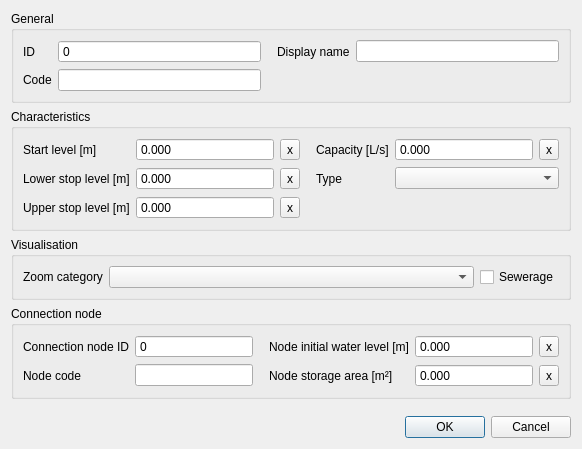
First picture: the form in threedi_schematisation_editor/forms/ui/pumpstation.ui, repository nens/threedi-schematisation-editor, before the edit.
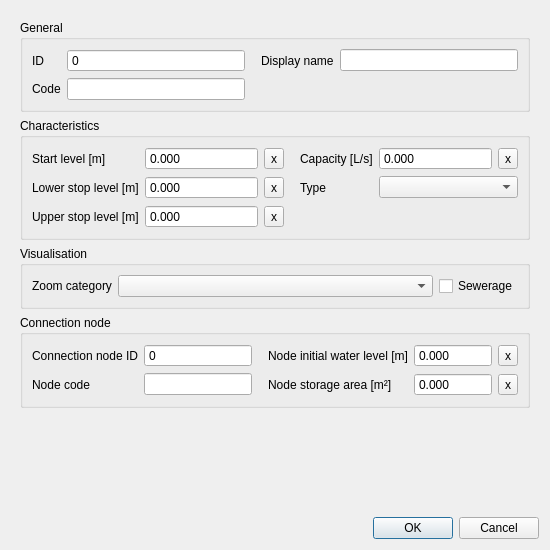
Second picture: the form after the edit.

What changed in the file:
```diff
--- a/threedi_schematisation_editor/forms/ui/pumpstation.ui
+++ b/threedi_schematisation_editor/forms/ui/pumpstation.ui
@@ -6,67 +6,34 @@
    <rect>
     <x>0</x>
     <y>0</y>
-    <width>582</width>
-    <height>449</height>
+    <width>550</width>
+    <height>550</height>
    </rect>
   </property>
   <property name="windowTitle">
    <string>Pumpstation without end node</string>
   </property>
   <layout class="QGridLayout" name="gridLayout">
-   <item row="2" column="0">
-    <widget class="QGroupBox" name="grp_visualisation">
-     <property name="enabled">
-      <bool>true</bool>
-     </property>
-     <property name="locale">
-      <locale language="English" country="UnitedStates"/>
-     </property>
-     <property name="title">
-      <string>Visualisation</string>
-     </property>
-     <layout class="QGridLayout" name="gridLayout_5">
-      <item row="0" column="2">
-       <widget class="QCheckBox" name="sewerage">
-        <property name="text">
-         <string>Sewerage</string>
-        </property>
-       </widget>
-      </item>
       <item row="0" column="0">
-       <widget class="QLabel" name="label_16">
-        <property name="locale">
-         <locale language="English" country="UnitedStates"/>
-        </property>
-        <property name="text">
-         <string>Zoom category</string>
-        </property>
-        <property name="alignment">
-         <set>Qt::AlignLeading|Qt::AlignLeft|Qt::AlignVCenter</set>
-        </property>
-        <property name="indent">
-         <number>-1</number>
-        </property>
-       </widget>
-      </item>
-      <item row="0" column="1">
-       <widget class="QComboBox" name="zoom_category">
-        <property name="sizePolicy">
-         <sizepolicy hsizetype="Expanding" vsizetype="Fixed">
-          <horstretch>0</horstretch>
-          <verstretch>0</verstretch>
-         </sizepolicy>
-        </property>
-        <property name="locale">
-         <locale language="English" country="UnitedStates"/>
-        </property>
-       </widget>
-      </item>
-     </layout>
-    </widget>
-   </item>
-   <item row="0" column="0">
-    <widget class="QGroupBox" name="grp_general">
+    <widget class="QScrollArea" name="scrollArea">
+     <property name="frameShape">
+      <enum>QFrame::NoFrame</enum>
+     </property>
+     <property name="widgetResizable">
+      <bool>true</bool>
+     </property>
+     <widget class="QWidget" name="scrollAreaWidgetContents">
+      <property name="geometry">
+       <rect>
+        <x>0</x>
+        <y>0</y>
+        <width>532</width>
+        <height>503</height>
+       </rect>
+      </property>
+      <layout class="QGridLayout" name="gridLayout_6">
+       <item row="3" column="0">
+        <widget class="QGroupBox" name="grp_conn_node">
      <property name="enabled">
       <bool>true</bool>
      </property>
@@ -74,16 +41,16 @@
       <locale language="English" country="UnitedStates"/>
      </property>
      <property name="title">
-      <string>General</string>
-     </property>
-     <layout class="QGridLayout" name="gridLayout_2">
-      <item row="0" column="2">
-       <widget class="QLabel" name="label_2">
+          <string>Connection node</string>
+         </property>
+         <layout class="QGridLayout" name="gridLayout_4">
+          <item row="1" column="2">
+           <widget class="QLabel" name="label_14">
         <property name="locale">
          <locale language="English" country="UnitedStates"/>
         </property>
         <property name="text">
-         <string>Display name</string>
+             <string>Node storage area [m²]</string>
         </property>
         <property name="alignment">
          <set>Qt::AlignLeading|Qt::AlignLeft|Qt::AlignVCenter</set>
@@ -93,50 +60,102 @@
         </property>
        </widget>
       </item>
-      <item row="0" column="3">
-       <widget class="QLineEdit" name="display_name">
-        <property name="sizePolicy">
-         <sizepolicy hsizetype="Expanding" vsizetype="Fixed">
-          <horstretch>0</horstretch>
-          <verstretch>0</verstretch>
-         </sizepolicy>
-        </property>
-        <property name="locale">
-         <locale language="English" country="UnitedStates"/>
-        </property>
-        <property name="clearButtonEnabled">
-         <bool>true</bool>
-        </property>
-       </widget>
-      </item>
-      <item row="0" column="0">
-       <widget class="QLabel" name="label">
-        <property name="locale">
-         <locale language="English" country="UnitedStates"/>
-        </property>
-        <property name="text">
-         <string>ID</string>
-        </property>
-        <property name="alignment">
-         <set>Qt::AlignLeading|Qt::AlignLeft|Qt::AlignVCenter</set>
-        </property>
-       </widget>
-      </item>
       <item row="1" column="0">
-       <widget class="QLabel" name="label_3">
+           <widget class="QLabel" name="label_8">
         <property name="locale">
          <locale language="English" country="UnitedStates"/>
         </property>
         <property name="text">
-         <string>Code</string>
+             <string>Node code</string>
         </property>
         <property name="alignment">
          <set>Qt::AlignLeading|Qt::AlignLeft|Qt::AlignVCenter</set>
         </property>
        </widget>
       </item>
+          <item row="0" column="2">
+           <widget class="QLabel" name="label_13">
+            <property name="locale">
+             <locale language="English" country="UnitedStates"/>
+            </property>
+            <property name="text">
+             <string>Node initial water level [m]</string>
+            </property>
+            <property name="alignment">
+             <set>Qt::AlignLeading|Qt::AlignLeft|Qt::AlignVCenter</set>
+            </property>
+            <property name="indent">
+             <number>10</number>
+            </property>
+           </widget>
+          </item>
+          <item row="1" column="3">
+           <widget class="QDoubleSpinBox" name="connection_node_storage_area">
+            <property name="sizePolicy">
+             <sizepolicy hsizetype="Expanding" vsizetype="Fixed">
+              <horstretch>0</horstretch>
+              <verstretch>0</verstretch>
+             </sizepolicy>
+            </property>
+            <property name="locale">
+             <locale language="English" country="UnitedStates"/>
+            </property>
+            <property name="inputMethodHints">
+             <set>Qt::ImhNone</set>
+            </property>
+            <property name="buttonSymbols">
+             <enum>QAbstractSpinBox::NoButtons</enum>
+            </property>
+            <property name="decimals">
+             <number>3</number>
+            </property>
+            <property name="maximum">
+             <double>999999999.000000000000000</double>
+            </property>
+            <property name="clearValue" stdset="0">
+             <bool>true</bool>
+            </property>
+           </widget>
+          </item>
+          <item row="0" column="3">
+           <widget class="QDoubleSpinBox" name="connection_node_initial_waterlevel">
+            <property name="sizePolicy">
+             <sizepolicy hsizetype="Expanding" vsizetype="Fixed">
+              <horstretch>0</horstretch>
+              <verstretch>0</verstretch>
+             </sizepolicy>
+            </property>
+            <property name="locale">
+             <locale language="English" country="UnitedStates"/>
+            </property>
+            <property name="inputMethodHints">
+             <set>Qt::ImhNone</set>
+            </property>
+            <property name="buttonSymbols">
+             <enum>QAbstractSpinBox::NoButtons</enum>
+            </property>
+            <property name="decimals">
+             <number>3</number>
+            </property>
+            <property name="minimum">
+             <double>-1000.000000000000000</double>
+            </property>
+            <property name="maximum">
+             <double>1000000.000000000000000</double>
+            </property>
+            <property name="showClearButton" stdset="0">
+             <bool>true</bool>
+            </property>
+            <property name="clearValue" stdset="0">
+             <bool>true</bool>
+            </property>
+            <property name="expressionsEnabled" stdset="0">
+             <bool>true</bool>
+            </property>
+           </widget>
+          </item>
       <item row="1" column="1">
-       <widget class="QLineEdit" name="code">
+           <widget class="QLineEdit" name="connection_node_code">
         <property name="sizePolicy">
          <sizepolicy hsizetype="Expanding" vsizetype="Fixed">
           <horstretch>0</horstretch>
@@ -152,7 +171,13 @@
        </widget>
       </item>
       <item row="0" column="1">
-       <widget class="QSpinBox" name="id">
+           <widget class="QSpinBox" name="connection_node_id">
+            <property name="sizePolicy">
+             <sizepolicy hsizetype="Expanding" vsizetype="Fixed">
+              <horstretch>0</horstretch>
+              <verstretch>0</verstretch>
+             </sizepolicy>
+            </property>
         <property name="locale">
          <locale language="English" country="UnitedStates"/>
         </property>
@@ -163,7 +188,7 @@
          <enum>QAbstractSpinBox::NoButtons</enum>
         </property>
         <property name="maximum">
-         <number>99999999</number>
+             <number>999999999</number>
         </property>
         <property name="showClearButton" stdset="0">
          <bool>true</bool>
@@ -176,6 +201,33 @@
         </property>
        </widget>
       </item>
+          <item row="0" column="0">
+           <widget class="QLabel" name="label_7">
+            <property name="locale">
+             <locale language="English" country="UnitedStates"/>
+            </property>
+            <property name="text">
+             <string>Connection node ID</string>
+            </property>
+            <property name="alignment">
+             <set>Qt::AlignLeading|Qt::AlignLeft|Qt::AlignVCenter</set>
+            </property>
+           </widget>
+          </item>
+          <item row="0" column="4">
+           <widget class="QToolButton" name="connection_node_initial_waterlevel_clear">
+            <property name="text">
+             <string>x</string>
+            </property>
+           </widget>
+          </item>
+          <item row="1" column="4">
+           <widget class="QToolButton" name="connection_node_storage_area_clear">
+            <property name="text">
+             <string>x</string>
+            </property>
+           </widget>
+          </item>
      </layout>
     </widget>
    </item>
@@ -442,8 +494,8 @@
      </layout>
     </widget>
    </item>
-   <item row="3" column="0">
-    <widget class="QGroupBox" name="grp_conn_node">
+       <item row="2" column="0">
+        <widget class="QGroupBox" name="grp_visualisation">
      <property name="enabled">
       <bool>true</bool>
      </property>
@@ -451,56 +503,34 @@
       <locale language="English" country="UnitedStates"/>
      </property>
      <property name="title">
-      <string>Connection node</string>
-     </property>
-     <layout class="QGridLayout" name="gridLayout_4">
-      <item row="1" column="2">
-       <widget class="QLabel" name="label_14">
-        <property name="locale">
-         <locale language="English" country="UnitedStates"/>
-        </property>
-        <property name="text">
-         <string>Node storage area [m²]</string>
-        </property>
-        <property name="alignment">
-         <set>Qt::AlignLeading|Qt::AlignLeft|Qt::AlignVCenter</set>
-        </property>
-        <property name="indent">
-         <number>10</number>
-        </property>
-       </widget>
-      </item>
-      <item row="1" column="0">
-       <widget class="QLabel" name="label_8">
-        <property name="locale">
-         <locale language="English" country="UnitedStates"/>
-        </property>
-        <property name="text">
-         <string>Node code</string>
-        </property>
-        <property name="alignment">
-         <set>Qt::AlignLeading|Qt::AlignLeft|Qt::AlignVCenter</set>
-        </property>
-       </widget>
-      </item>
+          <string>Visualisation</string>
+         </property>
+         <layout class="QGridLayout" name="gridLayout_5">
       <item row="0" column="2">
-       <widget class="QLabel" name="label_13">
+           <widget class="QCheckBox" name="sewerage">
+            <property name="text">
+             <string>Sewerage</string>
+            </property>
+           </widget>
+          </item>
+          <item row="0" column="0">
+           <widget class="QLabel" name="label_16">
         <property name="locale">
          <locale language="English" country="UnitedStates"/>
         </property>
         <property name="text">
-         <string>Node initial water level [m]</string>
+             <string>Zoom category</string>
         </property>
         <property name="alignment">
          <set>Qt::AlignLeading|Qt::AlignLeft|Qt::AlignVCenter</set>
         </property>
         <property name="indent">
-         <number>10</number>
+             <number>-1</number>
         </property>
        </widget>
       </item>
-      <item row="1" column="3">
-       <widget class="QDoubleSpinBox" name="connection_node_storage_area">
+          <item row="0" column="1">
+           <widget class="QComboBox" name="zoom_category">
         <property name="sizePolicy">
          <sizepolicy hsizetype="Expanding" vsizetype="Fixed">
           <horstretch>0</horstretch>
@@ -510,25 +540,41 @@
         <property name="locale">
          <locale language="English" country="UnitedStates"/>
         </property>
-        <property name="inputMethodHints">
-         <set>Qt::ImhNone</set>
-        </property>
-        <property name="buttonSymbols">
-         <enum>QAbstractSpinBox::NoButtons</enum>
-        </property>
-        <property name="decimals">
-         <number>3</number>
-        </property>
-        <property name="maximum">
-         <double>999999999.000000000000000</double>
-        </property>
-        <property name="clearValue" stdset="0">
+           </widget>
+          </item>
+         </layout>
+        </widget>
+       </item>
+       <item row="0" column="0">
+        <widget class="QGroupBox" name="grp_general">
+         <property name="enabled">
          <bool>true</bool>
+         </property>
+         <property name="locale">
+          <locale language="English" country="UnitedStates"/>
+         </property>
+         <property name="title">
+          <string>General</string>
+         </property>
+         <layout class="QGridLayout" name="gridLayout_2">
+          <item row="0" column="2">
+           <widget class="QLabel" name="label_2">
+            <property name="locale">
+             <locale language="English" country="UnitedStates"/>
+            </property>
+            <property name="text">
+             <string>Display name</string>
+            </property>
+            <property name="alignment">
+             <set>Qt::AlignLeading|Qt::AlignLeft|Qt::AlignVCenter</set>
+            </property>
+            <property name="indent">
+             <number>10</number>
         </property>
        </widget>
       </item>
       <item row="0" column="3">
-       <widget class="QDoubleSpinBox" name="connection_node_initial_waterlevel">
+           <widget class="QLineEdit" name="display_name">
         <property name="sizePolicy">
          <sizepolicy hsizetype="Expanding" vsizetype="Fixed">
           <horstretch>0</horstretch>
@@ -538,34 +584,39 @@
         <property name="locale">
          <locale language="English" country="UnitedStates"/>
         </property>
-        <property name="inputMethodHints">
-         <set>Qt::ImhNone</set>
-        </property>
-        <property name="buttonSymbols">
-         <enum>QAbstractSpinBox::NoButtons</enum>
-        </property>
-        <property name="decimals">
-         <number>3</number>
-        </property>
-        <property name="minimum">
-         <double>-1000.000000000000000</double>
-        </property>
-        <property name="maximum">
-         <double>1000000.000000000000000</double>
-        </property>
-        <property name="showClearButton" stdset="0">
-         <bool>true</bool>
-        </property>
-        <property name="clearValue" stdset="0">
-         <bool>true</bool>
-        </property>
-        <property name="expressionsEnabled" stdset="0">
-         <bool>true</bool>
+            <property name="clearButtonEnabled">
+             <bool>true</bool>
+            </property>
+           </widget>
+          </item>
+          <item row="0" column="0">
+           <widget class="QLabel" name="label">
+            <property name="locale">
+             <locale language="English" country="UnitedStates"/>
+            </property>
+            <property name="text">
+             <string>ID</string>
+            </property>
+            <property name="alignment">
+             <set>Qt::AlignLeading|Qt::AlignLeft|Qt::AlignVCenter</set>
+            </property>
+           </widget>
+          </item>
+          <item row="1" column="0">
+           <widget class="QLabel" name="label_3">
+            <property name="locale">
+             <locale language="English" country="UnitedStates"/>
+            </property>
+            <property name="text">
+             <string>Code</string>
+            </property>
+            <property name="alignment">
+             <set>Qt::AlignLeading|Qt::AlignLeft|Qt::AlignVCenter</set>
         </property>
        </widget>
       </item>
       <item row="1" column="1">
-       <widget class="QLineEdit" name="connection_node_code">
+           <widget class="QLineEdit" name="code">
         <property name="sizePolicy">
          <sizepolicy hsizetype="Expanding" vsizetype="Fixed">
           <horstretch>0</horstretch>
@@ -581,13 +632,7 @@
        </widget>
       </item>
       <item row="0" column="1">
-       <widget class="QSpinBox" name="connection_node_id">
-        <property name="sizePolicy">
-         <sizepolicy hsizetype="Expanding" vsizetype="Fixed">
-          <horstretch>0</horstretch>
-          <verstretch>0</verstretch>
-         </sizepolicy>
-        </property>
+           <widget class="QSpinBox" name="id">
         <property name="locale">
          <locale language="English" country="UnitedStates"/>
         </property>
@@ -598,7 +643,7 @@
          <enum>QAbstractSpinBox::NoButtons</enum>
         </property>
         <property name="maximum">
-         <number>999999999</number>
+             <number>99999999</number>
         </property>
         <property name="showClearButton" stdset="0">
          <bool>true</bool>
@@ -611,43 +656,9 @@
         </property>
        </widget>
       </item>
-      <item row="0" column="0">
-       <widget class="QLabel" name="label_7">
-        <property name="locale">
-         <locale language="English" country="UnitedStates"/>
-        </property>
-        <property name="text">
-         <string>Connection node ID</string>
-        </property>
-        <property name="alignment">
-         <set>Qt::AlignLeading|Qt::AlignLeft|Qt::AlignVCenter</set>
-        </property>
-       </widget>
-      </item>
-      <item row="0" column="4">
-       <widget class="QToolButton" name="connection_node_initial_waterlevel_clear">
-        <property name="text">
-         <string>x</string>
-        </property>
-       </widget>
-      </item>
-      <item row="1" column="4">
-       <widget class="QToolButton" name="connection_node_storage_area_clear">
-        <property name="text">
-         <string>x</string>
-        </property>
-       </widget>
-      </item>
      </layout>
     </widget>
    </item>
-   <item row="5" column="0">
-    <widget class="QDialogButtonBox" name="buttonBox">
-     <property name="standardButtons">
-      <set>QDialogButtonBox::Cancel|QDialogButtonBox::Ok</set>
-     </property>
-    </widget>
-   </item>
    <item row="4" column="0">
     <spacer name="verticalSpacer">
      <property name="orientation">
@@ -660,6 +671,17 @@
       </size>
      </property>
     </spacer>
+       </item>
+      </layout>
+     </widget>
+    </widget>
+   </item>
+   <item row="5" column="0">
+    <widget class="QDialogButtonBox" name="buttonBox">
+     <property name="standardButtons">
+      <set>QDialogButtonBox::Cancel|QDialogButtonBox::Ok</set>
+     </property>
+    </widget>
    </item>
   </layout>
  </widget>
```
Lines whose indentation alone changed are shown as unchanged.
